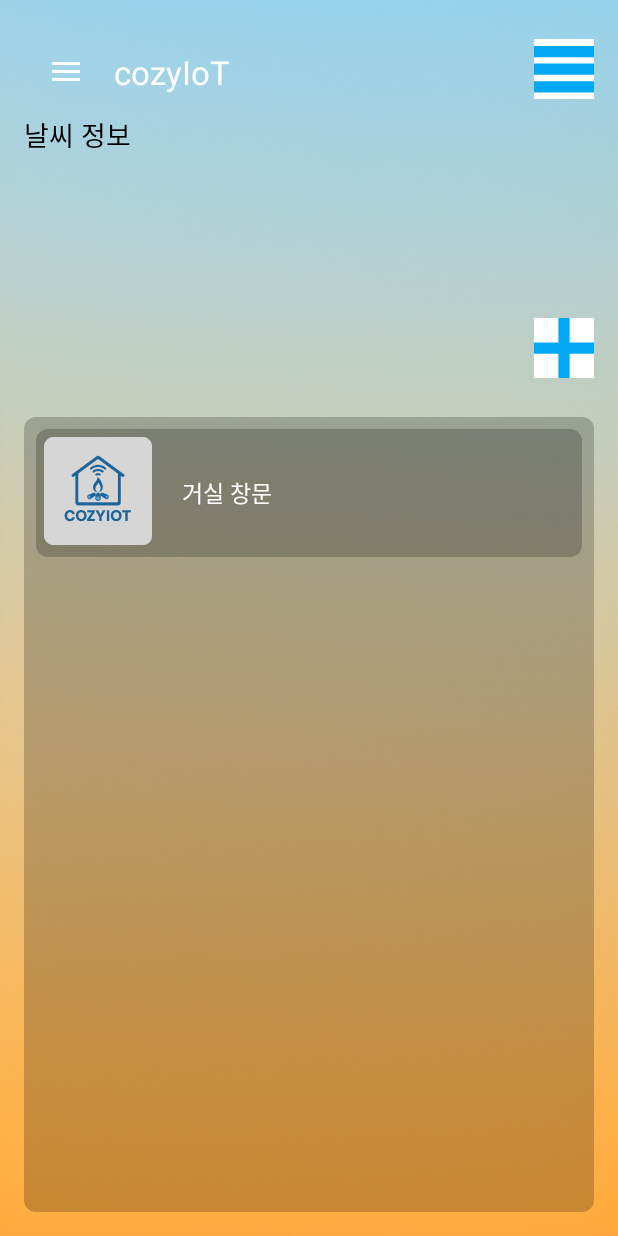
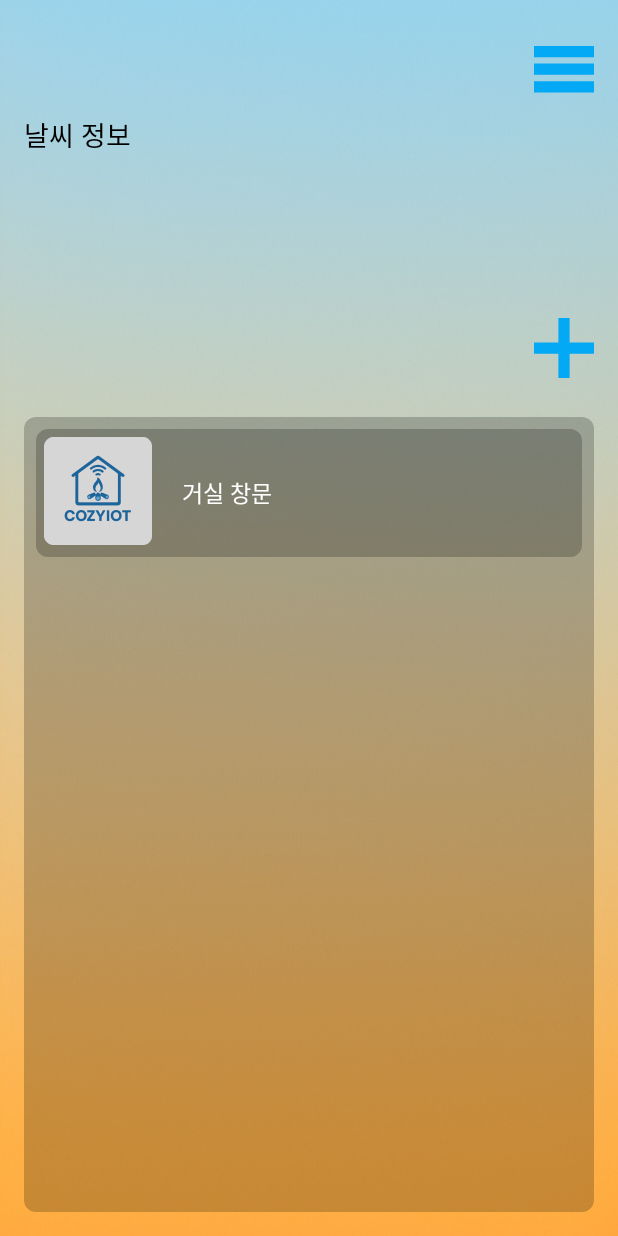
Before and after one commit to First-woosun/cozyIoT, an Android app: the screen it shows after launch (HomeActivity), after a tap on "로그인", on a phone screen of 412 x 824 dp. Run offline under Robolectric (Android 15) with nearby library versions, the phone set to English and light mode, and no system bars; libraries missing offline, so code that uses them is left out: org.eclipse.paho; 8 statements that could not run were skipped.

Commit message:
로그아웃 및 자동로그인 로직 수정

```diff
--- a/app/src/main/java/com/example/cozyiot/HomeActivity.java
+++ b/app/src/main/java/com/example/cozyiot/HomeActivity.java
@@ -76,14 +76,14 @@ public class HomeActivity extends AppCompatActivity {
         sidebarBtn = findViewById(R.id.btn_sidebar);
         drawerLayout = findViewById(R.id.drawer_layout);
         navigationView = findViewById(R.id.navigation_view);
-        MaterialToolbar toolbar = findViewById(R.id.toolbar);
+//        MaterialToolbar toolbar = findViewById(R.id.toolbar);
 
-        setSupportActionBar(toolbar);
+//        setSupportActionBar(toolbar);
 
         toggle = new ActionBarDrawerToggle(
                 this,
                 drawerLayout,
-                toolbar,
+//                toolbar,
                 R.string.navigation_drawer_open,
                 R.string.navigation_drawer_close
         );
--- a/app/src/main/java/com/example/cozyiot/MainActivity.java
+++ b/app/src/main/java/com/example/cozyiot/MainActivity.java
@@ -17,9 +17,10 @@ public class MainActivity extends AppCompatActivity {
     Button loginBtn; Button signUpBtn;
     TextView userNameInput; TextView passwordInput;
 
-    SharedPreferences preferences;
+    SharedPreferences preferences;;
 
     private static boolean connectFlag;
+    private static boolean autoLoginFlag;
 
 
     @Override
@@ -34,8 +35,10 @@ public class MainActivity extends AppCompatActivity {
         passwordInput = findViewById(R.id.editTextPassword);
 
         preferences = getSharedPreferences("UserInfo", MODE_PRIVATE);
+        autoLoginFlag = preferences.getBoolean("autoLogin", false);
 
         //자동 로그인 로직
+        if(autoLoginFlag){
             if(!preferences.getAll().isEmpty()){
                 String name = preferences.getString("userName", "");
                 String pass = preferences.getString("userPassword", "");
@@ -55,6 +58,7 @@ public class MainActivity extends AppCompatActivity {
                     }
                 } else {
                     Toast.makeText(this, "자동 로그인 실패", Toast.LENGTH_SHORT).show();
+                }
             }
         }
 
--- a/app/src/main/res/drawable/add_vector.xml
+++ b/app/src/main/res/drawable/add_vector.xml
@@ -4,11 +4,6 @@
     android:height="40dp"
     android:viewportWidth="128"
     android:viewportHeight="128">
-
-    <!-- 흰 배경 -->
-    <path
-        android:fillColor="#FFFFFF"
-        android:pathData="M0,0h128v128h-128z" />
 
     <!-- 세로 막대 -->
     <path
--- a/app/src/main/res/drawable/sidebar_vector.xml
+++ b/app/src/main/res/drawable/sidebar_vector.xml
@@ -4,11 +4,6 @@
     android:height="40dp"
     android:viewportWidth="128"
     android:viewportHeight="128">
-
-    <!-- 흰 배경 -->
-    <path
-        android:fillColor="#FFFFFF"
-        android:pathData="M0,0h128v128h-128z" />
 
     <!-- 가로 막대 -->
     <path
--- a/app/src/main/res/layout/activity_home.xml
+++ b/app/src/main/res/layout/activity_home.xml
@@ -15,11 +15,11 @@
         android:layout_height="match_parent"
         android:padding="16dp">
 
-        <com.google.android.material.appbar.MaterialToolbar
-            android:id="@+id/toolbar"
-            android:layout_width="match_parent"
-            android:layout_height="?attr/actionBarSize"
-            android:theme="@style/ThemeOverlay.Material3.Dark.ActionBar"/>
+<!--        <com.google.android.material.appbar.MaterialToolbar-->
+<!--            android:id="@+id/toolbar"-->
+<!--            android:layout_width="match_parent"-->
+<!--            android:layout_height="?attr/actionBarSize"-->
+<!--            android:theme="@style/ThemeOverlay.Material3.Dark.ActionBar"/>-->
 
         <!-- 사이드바 여는 버튼 -->
         <ImageButton
```
Lines whose indentation alone changed are shown as unchanged.
